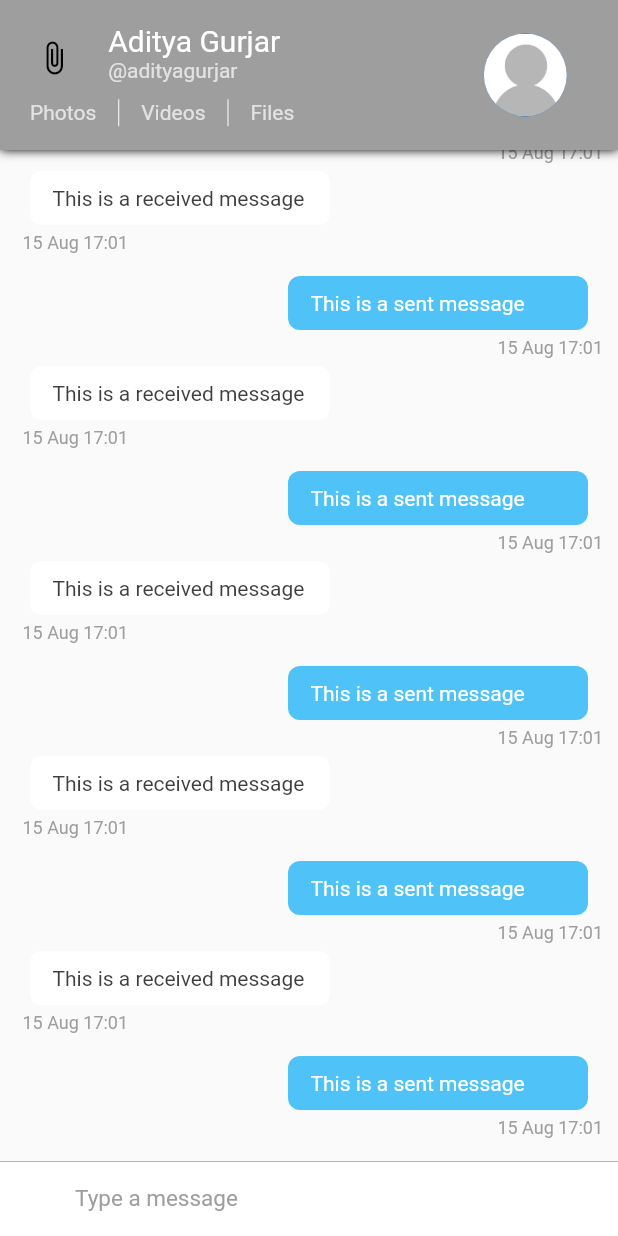
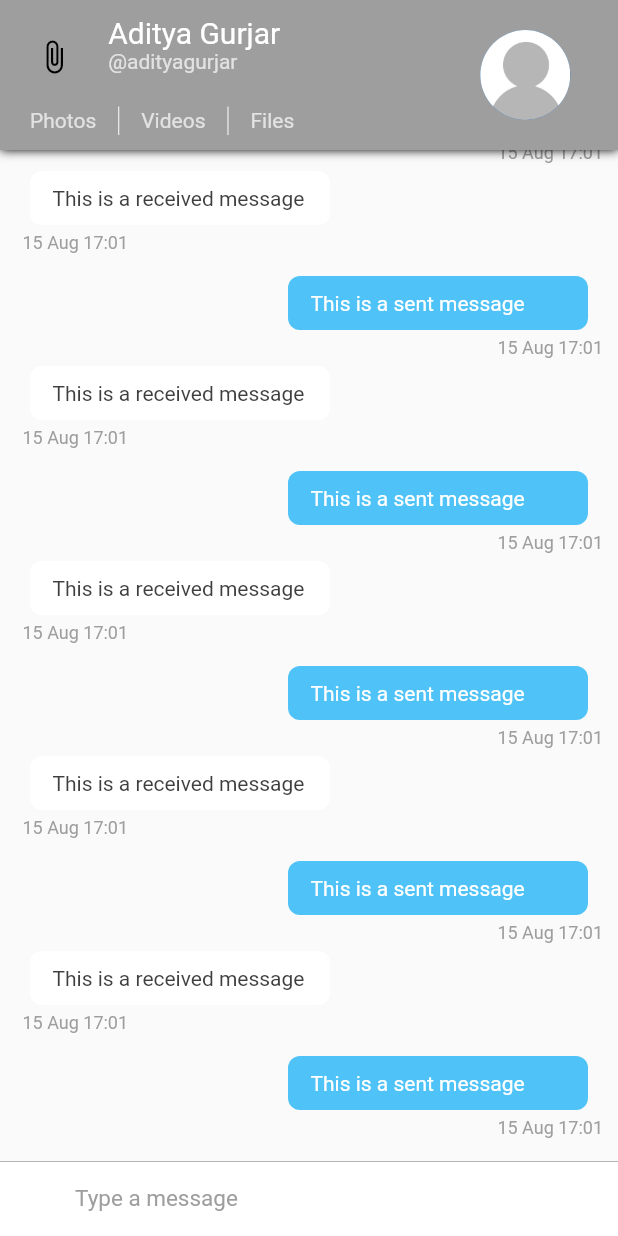
Before and after one commit to farhadDeveloper/flutter_test, a Flutter app: the screen it shows after launch, on a phone screen of 412 x 824 dp. Run offline on Flutter 3.47's test engine with Material 2 defaults, Android fonts, the light colour scheme and no system bars.

Commit message:
test all widgets4

```diff
--- a/lib/pages/ConversationPage.dart
+++ b/lib/pages/ConversationPage.dart
@@ -6,6 +6,7 @@ import 'package:flutter_test1/widgets/InputWidget.dart';
 class ConversationPage extends StatefulWidget {
   @override
   _ConversationPageState createState() => _ConversationPageState();
+  const ConversationPage();
 }
 
 class _ConversationPageState extends State<ConversationPage> {
--- a/lib/widgets/ChatAppBar.dart
+++ b/lib/widgets/ChatAppBar.dart
@@ -4,62 +4,77 @@ import 'package:flutter_test1/config/Palette.dart';
 
 class ChatAppBar extends StatelessWidget implements PreferredSizeWidget {
   final double height = 100;
+
   @override
   Widget build(BuildContext context) {
-    var textHeading = TextStyle(color: Palette.primaryTextColorLight, fontSize: 20); // Text style for the name
-    var textStyle = TextStyle(color: Palette.secondaryTextColorLight); // Text style for everything else
+    var textHeading = TextStyle(
+        color: Palette.primaryTextColorLight,
+        fontSize: 20); // Text style for the name
+    var textStyle = TextStyle(
+        color: Palette.secondaryTextColorLight);  // Text style for everything else
 
-    double width = MediaQuery.of(context).size.width; // calculate the screen width
     return Material(
         child: Container(
-            decoration: new BoxDecoration(boxShadow: [ //adds a shadow to the appbar
+            decoration: new BoxDecoration(boxShadow: [
+              //adds a shadow to the appbar
               new BoxShadow(
                 color: Colors.black,
                 blurRadius: 5.0,
-              )]),
-            child:  Container(
+              )
+            ]),
+            child: Container(
+                padding: EdgeInsets.only(top: 10, bottom: 10),
                 color: Palette.greyColor,
                 child: Row(children: <Widget>[
-                  Expanded( //we're dividing the appbar into 7 : 3 ratio. 7 is for content and 3 is for the display picture.
+                  Expanded(
+                  //we're dividing the appbar into 7 : 3 ratio. 7 is for content and 3 is for the display picture.
                   flex: 7,
                   child: Center(
                       child: Column(
                         mainAxisSize: MainAxisSize.min,
                         children: <Widget>[
-                              Container(
-                                  height: 70 - (width * .06),
+                          Expanded(
+                              flex: 7,
+                              child: Container(
                                   child: Row(
                                     crossAxisAlignment: CrossAxisAlignment.start,
                                     children: <Widget>[
                                       Expanded(
                                           flex: 2,
                                           child: Center(
-                                              child: Icon(
+                                              child: IconButton(
+                                                  icon: Icon(
                                                     Icons.attach_file,
                                                     color: Palette.secondaryColor,
-                                              ))),
+                                                  ),
+                                                  onPressed: ()=>{}))),
                                       Expanded(
                                           flex: 6,
                                           child: Container(
                                               child: Column(
                                                 crossAxisAlignment:
                                                 CrossAxisAlignment.start,
-                                                mainAxisAlignment: MainAxisAlignment.center,
+                                                mainAxisAlignment:
+                                                MainAxisAlignment.center,
                                                 mainAxisSize: MainAxisSize.min,
                                                 children: <Widget>[
-                                                  Text('Aditya Gurjar', style: textHeading),
-                                                  Text('@adityagurjar', style: textStyle)
+                                                  Text('Aditya Gurjar',
+                                                      style: textHeading),
+                                                  Text('@adityagurjar',
+                                                      style: textStyle)
                                                 ],
                                               ))),
                                     ],
-                                  )),
+                                  ))),
                           //second row containing the buttons for media
-                              Container(
-                                  height: 23,
+                          Expanded(
+                              flex: 3,
+                              child: Container(
                                   padding: EdgeInsets.fromLTRB(20, 5, 5, 0),
                                   child: Row(
                                     mainAxisAlignment: MainAxisAlignment.start,
-                                    crossAxisAlignment: CrossAxisAlignment.center,
+                                        crossAxisAlignment:
+                                        CrossAxisAlignment.center,
                                         children: <Widget>[
                                           Text(
                                             'Photos',
@@ -79,7 +94,7 @@ class ChatAppBar extends StatelessWidget implements PreferredSizeWidget {
                                           ),
                                           Text('Files', style: textStyle)
                                         ],
-                                  )),
+                                      ))),
                         ],
                       ))),
                   //This is the display picture
@@ -88,12 +103,13 @@ class ChatAppBar extends StatelessWidget implements PreferredSizeWidget {
                       child: Container(
                           child: Center(
                               child: CircleAvatar(
-                                radius: (80 - (width * .06)) / 2,
+                                radius: 30,
                                 backgroundImage: Image.asset(
                                   Assets.user,
                                 ).image,
                               )))),
                 ]))));
+
   }
 
   @override
--- a/lib/widgets/InputWidget.dart
+++ b/lib/widgets/InputWidget.dart
@@ -3,7 +3,10 @@ import 'package:flutter_test1/config/Palette.dart';
 
 class InputWidget extends StatelessWidget {
 
-  final TextEditingController textEditingController = new TextEditingController();
+  final TextEditingController textEditingController = TextEditingController();
+
+
+  InputWidget();
 
   @override
   Widget build(BuildContext context) {
```
Lines whose indentation alone changed are shown as unchanged.
